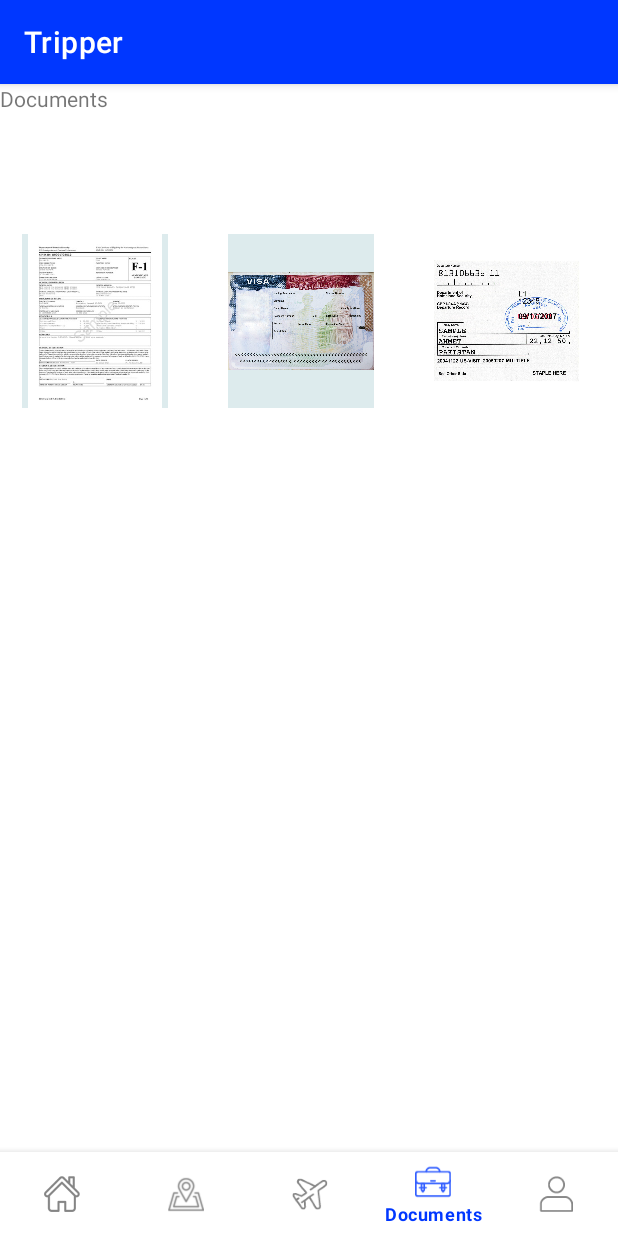
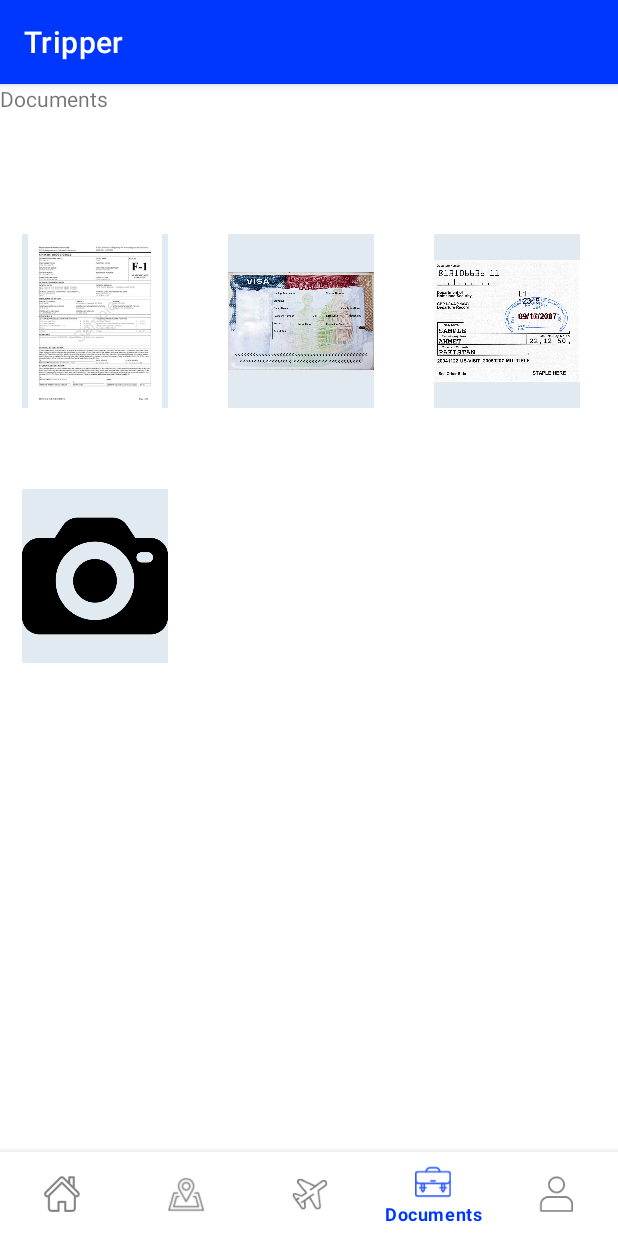
Before and after one commit to jiwagon/Tripper-App, an Android app: the screen it shows after launch (MainActivity), item 4 of the bottom bar chosen, on a phone screen of 412 x 824 dp. Run offline under Robolectric (Android 15) with nearby library versions, the phone set to English and light mode, and no system bars; our stand-ins replace navigation-ui.

Commit message:
Update docs page

```diff
--- a/app/src/main/res/layout/account_fragment.xml
+++ b/app/src/main/res/layout/account_fragment.xml
@@ -86,7 +86,7 @@
         android:layout_marginLeft="20dp"
         android:layout_marginTop="430dp"
         android:fontFamily="serif"
-        android:text="Account Login"
+        android:text="Account Security"
         android:textAppearance="@style/TextAppearance.AppCompat.Large"
         app:layout_constraintEnd_toEndOf="parent"
         app:layout_constraintStart_toStartOf="parent"
@@ -100,7 +100,7 @@
         android:layout_marginLeft="20dp"
         android:layout_marginTop="480dp"
         android:fontFamily="serif"
-        android:text="Account Login"
+        android:text="Help Center"
         android:textAppearance="@style/TextAppearance.AppCompat.Large"
         app:layout_constraintEnd_toEndOf="parent"
         app:layout_constraintStart_toStartOf="parent"
--- a/app/src/main/res/layout/docs_fragment.xml
+++ b/app/src/main/res/layout/docs_fragment.xml
@@ -1,5 +1,6 @@
 <?xml version="1.0" encoding="utf-8"?>
 <FrameLayout xmlns:android="http://schemas.android.com/apk/res/android"
+    xmlns:app="http://schemas.android.com/apk/res-auto"
     xmlns:tools="http://schemas.android.com/tools"
     android:layout_width="match_parent"
     android:layout_height="match_parent"
@@ -11,10 +12,8 @@
         android:layout_height="match_parent"
         android:text="@string/docs_label" />
 
-    <androidx.constraintlayout.widget.ConstraintLayout xmlns:android="http://schemas.android.com/apk/res/android"
-        xmlns:tools="http://schemas.android.com/tools"
+    <androidx.constraintlayout.widget.ConstraintLayout
         android:layout_width="match_parent"
-        xmlns:app="http://schemas.android.com/apk/res-auto"
         android:layout_height="match_parent">
 
 
@@ -34,7 +33,7 @@
             android:layout_height="116dp"
             android:layout_marginTop="100dp"
             android:layout_marginEnd="220dp"
-            android:background="#DDEBED"
+            android:background="#E2EAF1"
             app:layout_constraintEnd_toEndOf="parent"
             app:layout_constraintHorizontal_bias="0.152"
             app:layout_constraintStart_toStartOf="parent"
@@ -46,7 +45,7 @@
             android:layout_width="97dp"
             android:layout_height="116dp"
             android:layout_marginStart="40dp"
-            android:background="#DDEBED"
+            android:background="#E2EAF1"
             app:layout_constraintStart_toEndOf="@+id/i20_image"
             app:layout_constraintTop_toTopOf="@+id/i20_image"
             app:srcCompat="@drawable/doc_visa" />
@@ -56,9 +55,20 @@
             android:layout_width="97dp"
             android:layout_height="116dp"
             android:layout_marginStart="40dp"
+            android:background="#E2EAF1"
             app:layout_constraintStart_toEndOf="@+id/visa_image"
             app:layout_constraintTop_toTopOf="@+id/visa_image"
             app:srcCompat="@drawable/doc_i94" />
+
+        <ImageView
+            android:id="@+id/camera_image"
+            android:layout_width="97dp"
+            android:layout_height="116dp"
+            android:layout_marginTop="170dp"
+            android:background="#E2EAF1"
+            android:src="@drawable/photo_camera"
+            app:layout_constraintStart_toStartOf="@+id/i20_image"
+            app:layout_constraintTop_toTopOf="@+id/i20_image" />
 
 
     </androidx.constraintlayout.widget.ConstraintLayout>
--- a/app/src/main/res/values/strings.xml
+++ b/app/src/main/res/values/strings.xml
@@ -39,6 +39,8 @@
     <string name="i20_detail">Last i-20 form updated at 9.30PM Dec 11!</string>
     <string name="visa_detail">Last visa updated at 11.23PM Dec 10!</string>
     <string name="i94_detail">Last i-94 form updated at 5.30PM Dec 9!</string>
+    <string name="camera_hint_text">Hint</string>
+    <string name="camera_hint_message">You can scan your documents and upload!</string>
 
 
 </resources>
```
Also changed, not shown: app/src/main/java/com/example/tripper_2/DocumentsActivity.java (+10 -1 lines), app/src/main/res/drawable/photo_camera.png (added).
